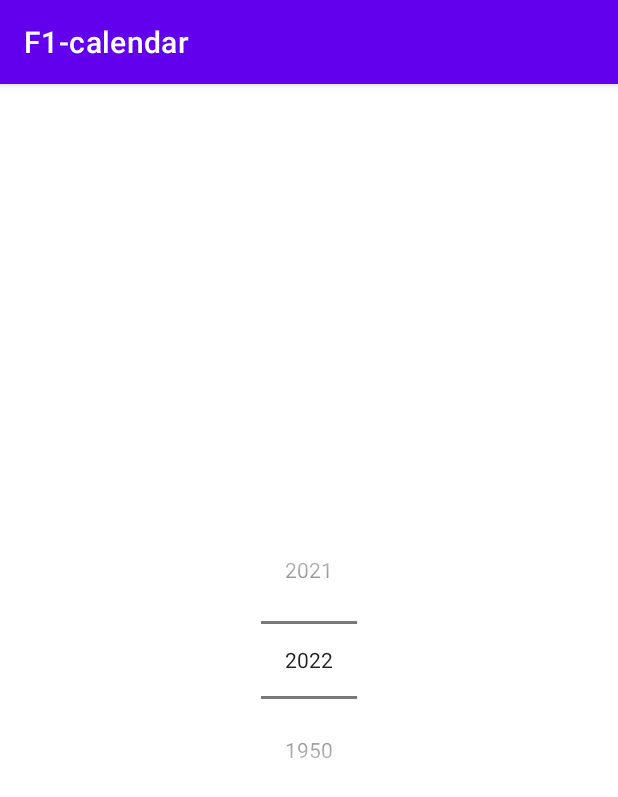
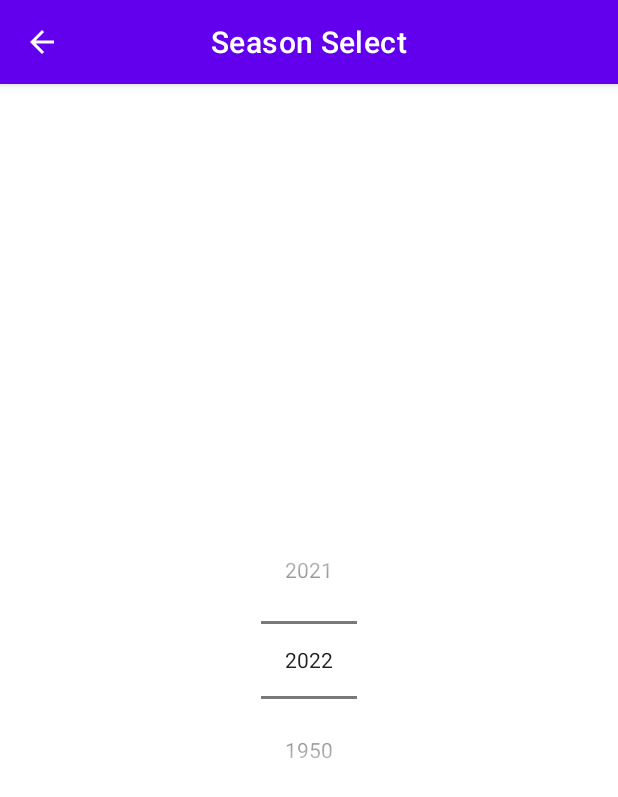
Before and after one commit to mkostic21/F1-calendar, an Android app: the SeasonPickFragment screen opened through its navigation route, on a phone screen of 412 x 824 dp. Shown: the top 797 px of the screen. Run offline under Robolectric (Android 15) with nearby library versions, the phone set to English and light mode, and no system bars; our stand-ins replace Dagger/Hilt's generated code, RxJava; 3 statements that could not run were skipped.

Commit message:
added top appbar

```diff
--- a/app/src/main/java/com/example/f1_calendar/model/ui/details/DetailsFragmentUiStateMapper.kt
+++ b/app/src/main/java/com/example/f1_calendar/model/ui/details/DetailsFragmentUiStateMapper.kt
@@ -12,15 +12,15 @@ object DetailsFragmentUiStateMapper {
             url = mapUrl(circuit = circuit)
         )
     }
-    fun mapLat(circuit: Circuit): String {
+    private fun mapLat(circuit: Circuit): String {
         return circuit.location.lat
     }
 
-    fun mapLong(circuit: Circuit): String {
+    private fun mapLong(circuit: Circuit): String {
         return circuit.location.long
     }
 
-    fun mapUrl(circuit: Circuit): String {
+    private fun mapUrl(circuit: Circuit): String {
         return circuit.url
     }
 }
--- a/app/src/main/java/com/example/f1_calendar/ui/fragments/racelist/RaceListFragment.kt
+++ b/app/src/main/java/com/example/f1_calendar/ui/fragments/racelist/RaceListFragment.kt
@@ -26,7 +26,6 @@ class RaceListFragment : Fragment(R.layout.fragment_race_list) {
     @Inject
     lateinit var viewModelFactory: ViewModelProvider.Factory
     private val viewModel: RaceListViewModel by viewModels { viewModelFactory }
-
     private val seasonProvider: SelectedSeasonProvider by activityViewModels<SeasonPickerViewModel> { viewModelFactory }
 
     private var _binding: FragmentRaceListBinding? = null
@@ -55,14 +54,26 @@ class RaceListFragment : Fragment(R.layout.fragment_race_list) {
 
     override fun onViewCreated(view: View, savedInstanceState: Bundle?) {
         super.onViewCreated(view, savedInstanceState)
+        setupAppBar()
         setupRecyclerView()
         setupViewModelObserver()
         setupPickerViewModelObserver()
 
-        //todo: implement appbar and add button
-        binding.fabTest.setOnClickListener {
-            val action = RaceListFragmentDirections.actionRaceListFragmentToSeasonPickFragment()
-            findNavController().navigate(action)
+    }
+
+    private fun setupAppBar() {
+        binding.raceListTopAppBar.run {
+            title = seasonProvider.season.value
+            setOnMenuItemClickListener { menuItem ->
+                when(menuItem.itemId) {
+                    R.id.action_pick_season -> {
+                        val action = RaceListFragmentDirections.actionRaceListFragmentToSeasonPickFragment()
+                        findNavController().navigate(action)
+                        true
+                    }
+                    else -> false
+                }
+            }
         }
     }
 
--- a/app/src/main/java/com/example/f1_calendar/ui/fragments/seasonpick/SeasonPickFragment.kt
+++ b/app/src/main/java/com/example/f1_calendar/ui/fragments/seasonpick/SeasonPickFragment.kt
@@ -41,10 +41,17 @@ class SeasonPickFragment : Fragment(R.layout.fragment_season_pick) {
         viewModel.fetchUiState()
         setupViewModelObserver()
         handleOnBackPress()
+        setupAppBar()
+    }
+
+    private fun setupAppBar() {
+        binding.seasonPickTopAppBar.setNavigationOnClickListener {
+            requireActivity().onBackPressedDispatcher.onBackPressed()
+        }
     }
 
     private fun setupViewModelObserver() {
-        viewModel.uiState.observe(viewLifecycleOwner){ state ->
+        viewModel.uiState.observe(viewLifecycleOwner) { state ->
             setupNumberPicker(
                 minValue = state.minValue,
                 maxValue = state.maxValue,
@@ -55,7 +62,7 @@ class SeasonPickFragment : Fragment(R.layout.fragment_season_pick) {
 
     private fun handleOnBackPress() {
         val dispatcher = requireActivity().onBackPressedDispatcher
-        dispatcher.addCallback(this){
+        dispatcher.addCallback(this) {
             viewModel.setSeason(binding.numberPickerSeason.value.toString())
             isEnabled = false
             dispatcher.onBackPressed()
--- a/app/src/main/java/com/example/f1_calendar/ui/fragments/seasonpick/SeasonPickerViewModel.kt
+++ b/app/src/main/java/com/example/f1_calendar/ui/fragments/seasonpick/SeasonPickerViewModel.kt
@@ -1,5 +1,6 @@
 package com.example.f1_calendar.ui.fragments.seasonpick
 
+import android.util.Log
 import androidx.lifecycle.LiveData
 import androidx.lifecycle.MutableLiveData
 import androidx.lifecycle.ViewModel
@@ -28,5 +29,6 @@ class SeasonPickerViewModel @Inject constructor(): ViewModel(), SelectedSeasonPr
 
     fun setSeason(value: String) {
         _season.value = value
+        Log.d("response", "setSeason: $value")
     }
 }
--- a/app/src/main/java/com/example/f1_calendar/util/Constants.kt
+++ b/app/src/main/java/com/example/f1_calendar/util/Constants.kt
@@ -6,5 +6,6 @@ class Constants {
         const val DATABASE_NAME = "f1calendar.db"
         const val NUMBER_PICKER_MIN_VALUE = 1950
         const val NUMBER_PICKER_MAX_VALUE = 2022
+        const val MAP_ZOOM = 14f
     }
 }
--- /dev/null
+++ b/app/src/main/res/drawable/ic_baseline_arrow_back_24.xml
@@ -0,0 +1,11 @@
+<vector xmlns:android="http://schemas.android.com/apk/res/android"
+    android:width="24dp"
+    android:height="24dp"
+    android:viewportWidth="24"
+    android:viewportHeight="24"
+    android:tint="?attr/colorControlNormal"
+    android:autoMirrored="true">
+  <path
+      android:fillColor="@android:color/white"
+      android:pathData="M20,11H7.83l5.59,-5.59L12,4l-8,8 8,8 1.41,-1.41L7.83,13H20v-2z"/>
+</vector>
--- a/app/src/main/res/drawable/ic_fab_confirm_24.xml
+++ b/app/src/main/res/drawable/ic_baseline_edit_24.xml
@@ -6,5 +6,5 @@
     android:tint="?attr/colorControlNormal">
   <path
       android:fillColor="@android:color/white"
-      android:pathData="M9,16.17L4.83,12l-1.42,1.41L9,19 21,7l-1.41,-1.41z"/>
+      android:pathData="M3,17.25V21h3.75L17.81,9.94l-3.75,-3.75L3,17.25zM20.71,7.04c0.39,-0.39 0.39,-1.02 0,-1.41l-2.34,-2.34c-0.39,-0.39 -1.02,-0.39 -1.41,0l-1.83,1.83 3.75,3.75 1.83,-1.83z"/>
 </vector>
--- a/app/src/main/res/layout/fragment_season_pick.xml
+++ b/app/src/main/res/layout/fragment_season_pick.xml
@@ -3,6 +3,24 @@
     xmlns:app="http://schemas.android.com/apk/res-auto"
     android:layout_width="match_parent"
     android:layout_height="match_parent">
+
+    <com.google.android.material.appbar.AppBarLayout
+        android:id="@+id/season_pick_app_bar_layout"
+        android:layout_width="match_parent"
+        android:layout_height="wrap_content"
+        app:layout_constraintLeft_toLeftOf="parent"
+        app:layout_constraintRight_toRightOf="parent"
+        app:layout_constraintTop_toTopOf="parent">
+
+        <com.google.android.material.appbar.MaterialToolbar
+            android:id="@+id/season_pick_top_app_bar"
+            style="@style/Widget.MaterialComponents.Toolbar.Primary"
+            android:layout_width="match_parent"
+            android:layout_height="?attr/actionBarSize"
+            app:navigationIcon="@drawable/ic_baseline_arrow_back_24"
+            app:title="@string/season_pick_app_bar_title"
+            app:titleCentered="true" />
+    </com.google.android.material.appbar.AppBarLayout>
 
     <NumberPicker
         android:id="@+id/number_picker_season"
@@ -12,7 +30,6 @@
         app:layout_constraintEnd_toEndOf="parent"
         app:layout_constraintHorizontal_bias="0.5"
         app:layout_constraintStart_toStartOf="parent"
-        app:layout_constraintTop_toTopOf="parent" />
-
+        app:layout_constraintTop_toBottomOf="@id/season_pick_app_bar_layout" />
 
 </androidx.constraintlayout.widget.ConstraintLayout>
--- a/app/src/main/res/values-night/themes.xml
+++ b/app/src/main/res/values-night/themes.xml
@@ -1,6 +1,6 @@
 <resources xmlns:tools="http://schemas.android.com/tools">
     <!-- Base application theme. -->
-    <style name="Theme.F1calendar" parent="Theme.MaterialComponents.DayNight.DarkActionBar">
+    <style name="Theme.F1calendar" parent="Theme.MaterialComponents.DayNight.NoActionBar">
         <!-- Primary brand color. -->
         <item name="colorPrimary">@color/purple_200</item>
         <item name="colorPrimaryVariant">@color/purple_700</item>
--- a/app/src/main/res/values/dimens.xml
+++ b/app/src/main/res/values/dimens.xml
@@ -2,7 +2,4 @@
 <resources>
     <dimen name="list_item_padding">8dp</dimen>
     <dimen name="list_item_margin">12dp</dimen>
-    <dimen name="details_button_margin_horizontal">12dp</dimen>
-    <dimen name="details_button_margin_bottom">4dp</dimen>
-    <dimen name="fab_confirm_margin">16dp</dimen>
 </resources>
--- a/app/src/main/res/values/strings.xml
+++ b/app/src/main/res/values/strings.xml
@@ -1,5 +1,7 @@
 <resources>
     <string name="app_name">F1-calendar</string>
-    <string name="button_more_info">More info</string>
-    <string name="fab_confirm">Confirm Button</string>
+    <string name="action_read_more">Read More</string>
+    <string name="action_pick_season">Pick Season</string>
+    <string name="season_pick_app_bar_title">Season Select</string>
+    <string name="details_app_bar_title">Circuit Information</string>
 </resources>
--- a/app/src/main/res/values/themes.xml
+++ b/app/src/main/res/values/themes.xml
@@ -1,6 +1,6 @@
 <resources xmlns:tools="http://schemas.android.com/tools">
     <!-- Base application theme. -->
-    <style name="Theme.F1calendar" parent="Theme.MaterialComponents.DayNight.DarkActionBar">
+    <style name="Theme.F1calendar" parent="Theme.MaterialComponents.DayNight.NoActionBar">
         <!-- Primary brand color. -->
         <item name="colorPrimary">@color/purple_500</item>
         <item name="colorPrimaryVariant">@color/purple_700</item>
```
Also changed, not shown: app/src/main/java/com/example/f1_calendar/ui/fragments/details/DetailsFragment.kt (+16 -5 lines), app/src/main/res/drawable/ic_baseline_read_more_24.xml (added, +19 -0 lines), app/src/main/res/layout/fragment_details.xml (+19 -9 lines), app/src/main/res/layout/fragment_race_list.xml (+25 -12 lines), app/src/main/res/menu/details_top_app_bar.xml (added, +9 -0 lines), app/src/main/res/menu/race_list_top_app_bar.xml (added, +9 -0 lines).
